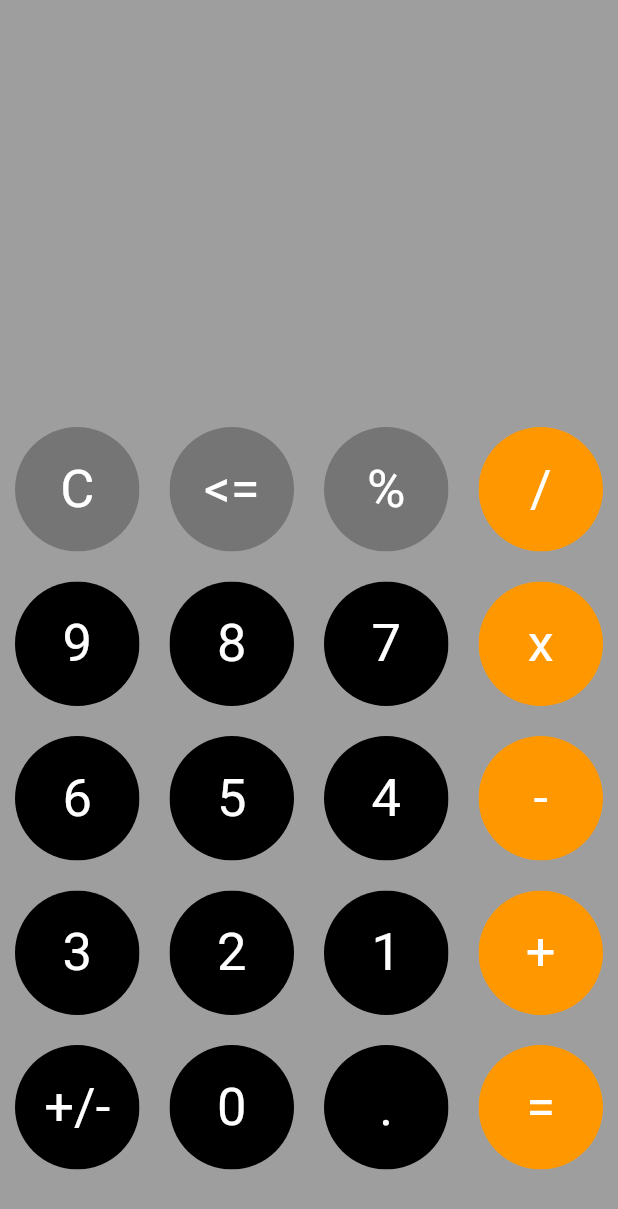
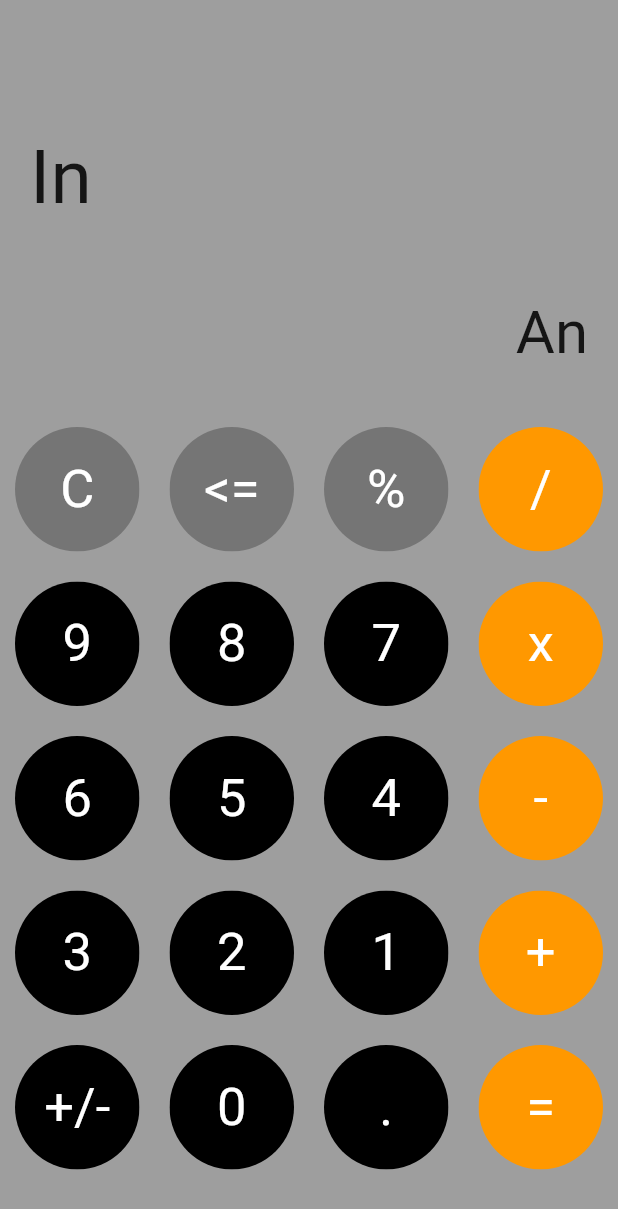
Before and after one commit to busyhanklux/ipone_calculator_simulator, a Flutter app: the screen it shows after launch, on a phone screen of 412 x 824 dp. Shown: the top 1209 px of the screen. Run offline on Flutter 3.47's test engine with Material 2 defaults, Android fonts, the phone set to English and light mode, and no system bars.

Commit message:
checkpoint05

```diff
--- a/lib/main.dart
+++ b/lib/main.dart
@@ -29,8 +29,8 @@ class HomePage extends StatefulWidget {
 
 class _MyHomePageState extends State<HomePage> {
 
-  var userInput = '';
-  var userAnswer = '';
+  var userInput = 'In';
+  var userAnswer = 'An';
 
   final List<String> buttons =
   [
@@ -51,8 +51,26 @@ class _MyHomePageState extends State<HomePage> {
         children: <Widget>[
           Expanded(
             flex: 2, //藉由調整此，來控制上下比例
-            child: Container(),
+            child: Container(
+              child: Column(
+                mainAxisAlignment:MainAxisAlignment.spaceEvenly, //均分空間
+                children: <Widget>[
+                  SizedBox(height: 50,),
+                  Container(
+                      padding: EdgeInsets.all(20),
+                      alignment: Alignment.centerLeft,
+                      child: Text(userInput,style: TextStyle(fontSize: 50),),
+                  ),
+                  Container(
+                      padding: EdgeInsets.all(20),
+                      alignment: Alignment.centerRight,
+                      child: Text(userAnswer,style: TextStyle(fontSize: 40),),
+                  ),
+                ],
+              ),
+            ),
           ),
+
           Expanded(
             flex: 4,
             child: Container(
```
